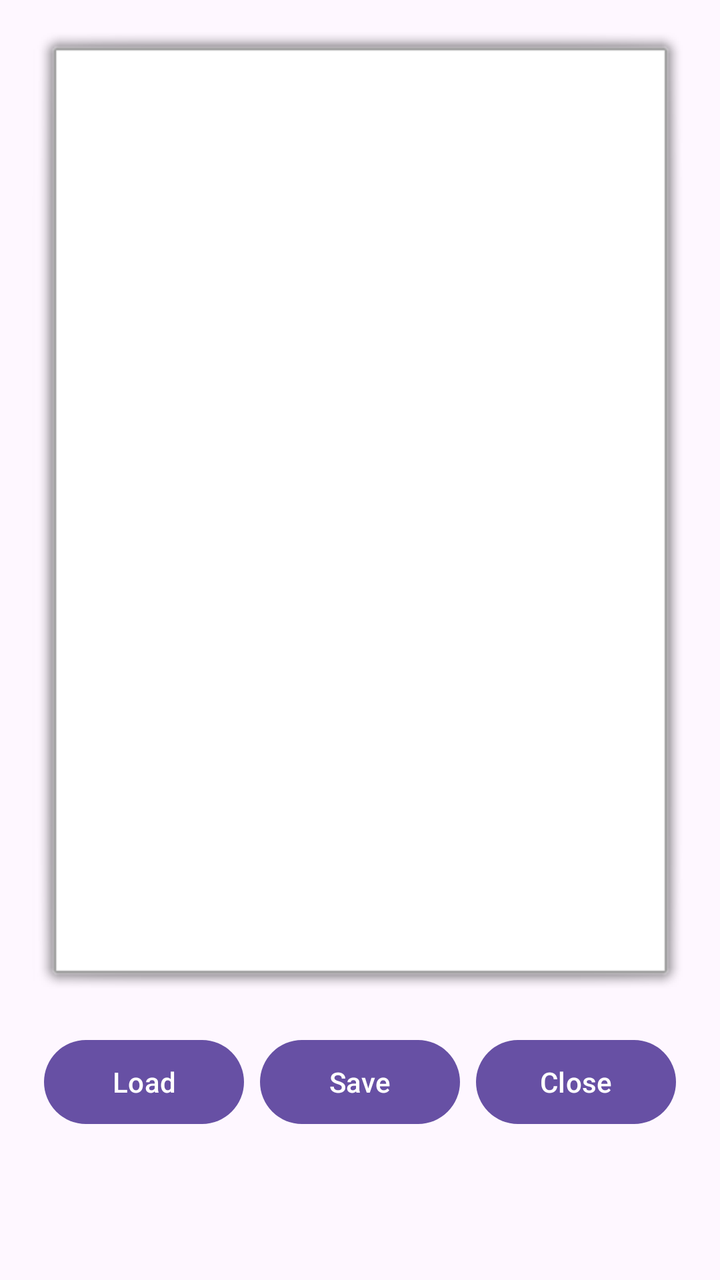
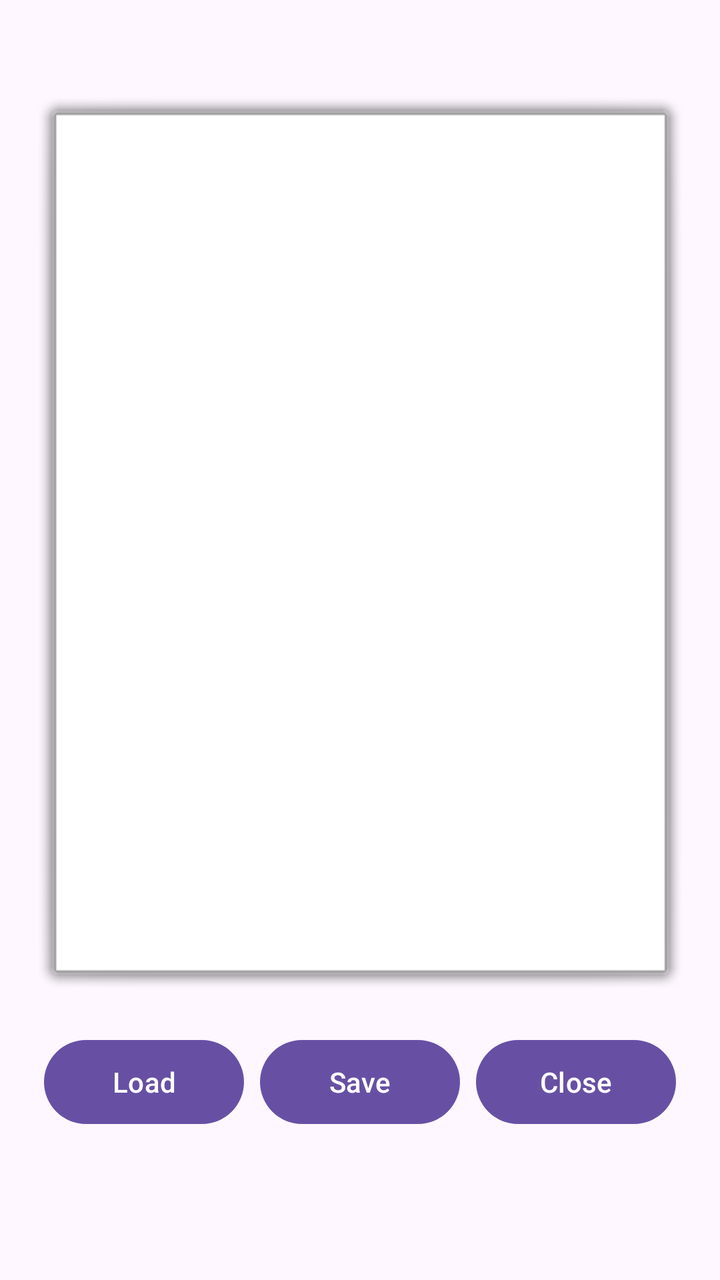

The first picture is an Android layout as it rendered before a commit; the second is the same layout after the commit. The layout source and the unified diff follow.
<!-- AndroidManifest.xml: application theme Theme.NfcTest1 -->
<!-- res/layout/activity_main.xml -->
<?xml version="1.0" encoding="utf-8"?>
<androidx.constraintlayout.widget.ConstraintLayout xmlns:android="http://schemas.android.com/apk/res/android"
    xmlns:app="http://schemas.android.com/apk/res-auto"
    xmlns:tools="http://schemas.android.com/tools"
    android:id="@+id/main"
    android:layout_width="match_parent"
    android:layout_height="match_parent"
    tools:context=".MainActivity">

    <TextView
        android:id="@+id/txtquestion"
        android:layout_width="0dp"
        android:layout_height="0dp"
        android:layout_margin="16dp"
        android:background="@android:drawable/alert_light_frame"
        android:scrollbars="vertical"
        android:scrollHorizontally="false"
        android:textSize="15sp"
        app:layout_constraintBottom_toTopOf="@+id/buttonFlow"
        app:layout_constraintEnd_toEndOf="parent"
        app:layout_constraintStart_toStartOf="parent"
        app:layout_constraintTop_toTopOf="parent" />

    
    <androidx.constraintlayout.helper.widget.Flow
        android:id="@+id/buttonFlow"
        android:layout_width="0dp"
        android:layout_height="108dp"
        android:layout_marginStart="16dp"
        android:layout_marginEnd="16dp"
        android:layout_marginBottom="16dp"
        app:constraint_referenced_ids="buttonLoad,buttonSave,buttonClose"
        app:flow_horizontalGap="8dp"
        app:flow_horizontalStyle="packed"
        app:flow_maxElementsWrap="3"
        app:flow_verticalBias="0"
        app:flow_verticalGap="8dp"
        app:flow_verticalStyle="packed"
        app:flow_wrapMode="aligned"
        app:layout_constraintBottom_toBottomOf="parent"
        app:layout_constraintEnd_toEndOf="parent"
        app:layout_constraintStart_toStartOf="parent" />

    <Button
        android:id="@+id/buttonLoad"
        android:layout_width="100dp"
        android:layout_height="50dp"
        android:text="Load" />

    <Button
        android:id="@+id/buttonSave"
        android:layout_width="100dp"
        android:layout_height="50dp"
        android:text="Save" />

    <Button
        android:id="@+id/buttonClose"
        android:layout_width="100dp"
        android:layout_height="50dp"
        android:text="Close" />

</androidx.constraintlayout.widget.ConstraintLayout>
<!-- resources referenced by this layout -->
<resources>
  <style name="Theme.NfcTest1" parent="Base.Theme.NfcTest1" />
  <style name="Base.Theme.NfcTest1" parent="Theme.Material3.DayNight.NoActionBar">
          
          
      </style>
</resources>

<!-- the commit's change to res/layout/activity_main.xml (unified diff, before → after) -->
@@ -8,10 +8,28 @@
     tools:context=".MainActivity">
 
     <TextView
+        android:id="@+id/txtTitle"
+        android:layout_width="0dp"
+        android:layout_height="wrap_content"
+        android:layout_marginStart="16dp"
+        android:layout_marginTop="16dp"
+        android:layout_marginEnd="16dp"
+        android:ellipsize="end"
+        android:maxLines="1"
+        android:textSize="18sp"
+        android:textStyle="bold"
+        app:layout_constraintEnd_toEndOf="parent"
+        app:layout_constraintStart_toStartOf="parent"
+        app:layout_constraintTop_toTopOf="parent" />
+
+    <TextView
         android:id="@+id/txtquestion"
         android:layout_width="0dp"
         android:layout_height="0dp"
-        android:layout_margin="16dp"
+        android:layout_marginStart="16dp"
+        android:layout_marginEnd="16dp"
+        android:layout_marginBottom="16dp"
+        android:layout_marginTop="8dp"
         android:background="@android:drawable/alert_light_frame"
         android:scrollbars="vertical"
         android:scrollHorizontally="false"
@@ -19,7 +37,7 @@
         app:layout_constraintBottom_toTopOf="@+id/buttonFlow"
         app:layout_constraintEnd_toEndOf="parent"
         app:layout_constraintStart_toStartOf="parent"
-        app:layout_constraintTop_toTopOf="parent" />
+        app:layout_constraintTop_toBottomOf="@+id/txtTitle" />
 
     
     <androidx.constraintlayout.helper.widget.Flow
